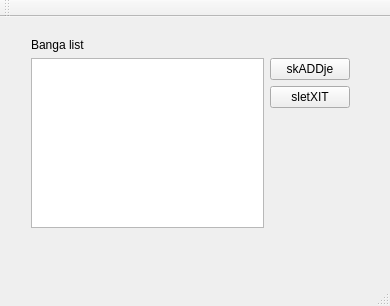
Above: TUIcomotive/TUIcomotive/TUIcomotive.ui from Petzep/EM-04 before the change. Below: the same form after it.
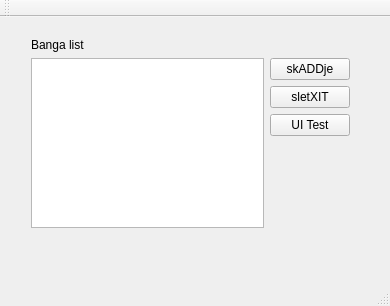
That is the form after the change.

```diff
--- a/TUIcomotive/TUIcomotive/TUIcomotive.ui
+++ b/TUIcomotive/TUIcomotive/TUIcomotive.ui
@@ -53,6 +53,13 @@
          </property>
         </widget>
        </item>
+       <item>
+        <widget class="QPushButton" name="testButton">
+         <property name="text">
+          <string>UI Test</string>
+         </property>
+        </widget>
+       </item>
        <item>
         <spacer name="verticalSpacer">
          <property name="orientation">
```
